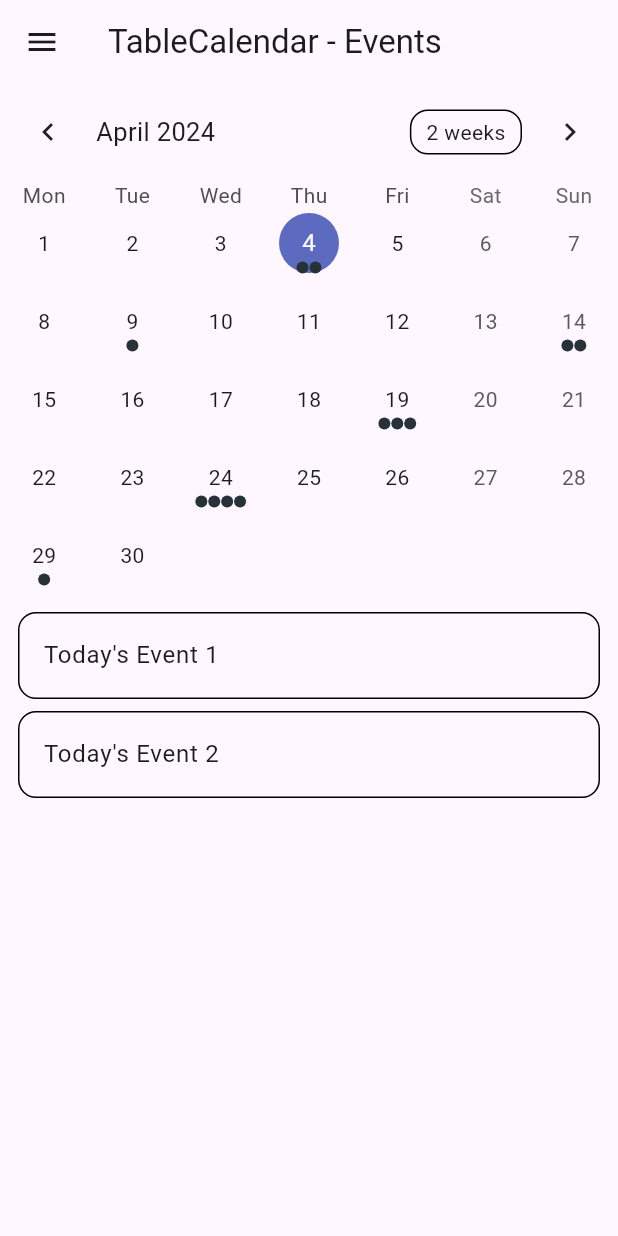
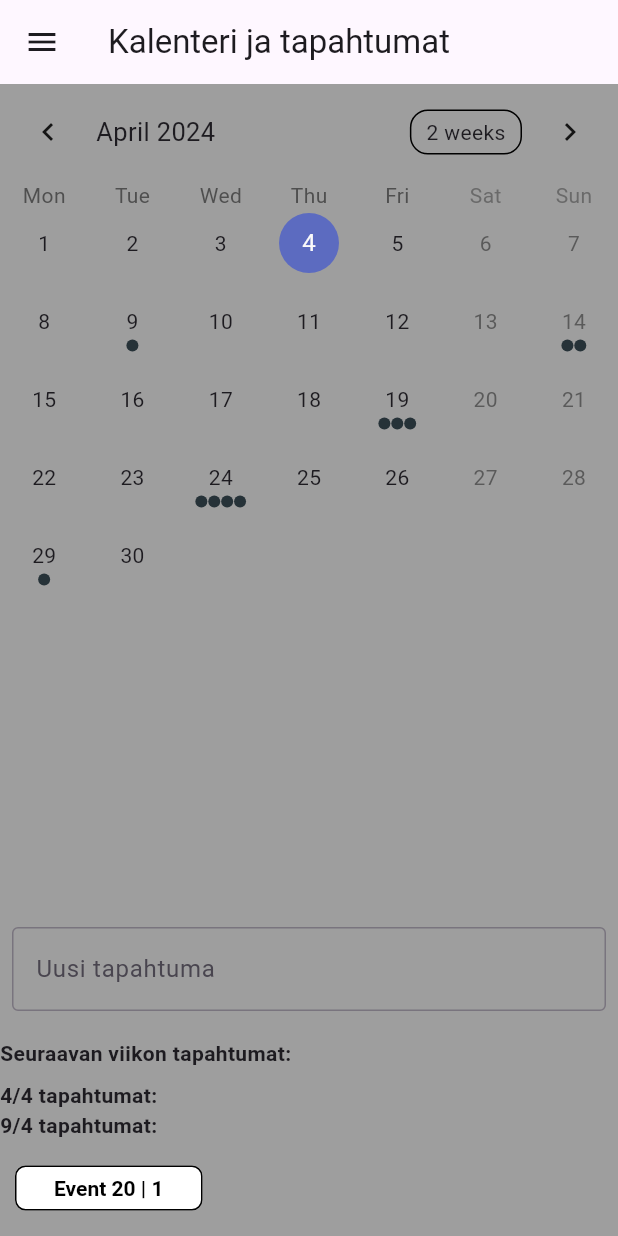
Before and after one commit to LuminaryEventsCalendarApp/CalendarApp, a Flutter app: the screen it shows once a user with an empty profile is signed in, on a phone screen of 412 x 824 dp. Run offline on Flutter 3.47's test engine with Material 3 defaults, Android fonts, the phone set to English and light mode, and no system bars; drawn by our look-alikes of table_calendar; our stand-ins replace firebase_auth, firebase_core, local_auth; missing offline and left inert: dart:html, side_navigation; accounts and stored records are empty.

Commit message:
More merging

```diff
--- a/calendarapp/lib/calendar.dart
+++ b/calendarapp/lib/calendar.dart
@@ -14,6 +14,7 @@ class Calendar extends StatefulWidget {
 }
 
 class _CalendarState extends State<Calendar> {
+  String _enteredText = '';
   late final ValueNotifier<List<Event>> _selectedEvents;
   CalendarFormat _calendarFormat = CalendarFormat.month;
   RangeSelectionMode _rangeSelectionMode = RangeSelectionMode
@@ -97,9 +98,90 @@ class _CalendarState extends State<Calendar> {
 
   @override
   Widget build(BuildContext context) {
+    final List<Widget> nextSevenDaysEvents = [];
+
+    final DateTime nextWeek = kToday.add(const Duration(days: 7));
+    for (int i = 0; i < 7; i++) {
+      final DateTime day = kToday.add(Duration(days: i));
+      if (kEvents.containsKey(day)) {
+        final eventsForDay = kEvents[day]!;
+        nextSevenDaysEvents.add(
+          Text(
+            '${day.day}/${day.month} tapahtumat:',
+            style: TextStyle(fontWeight: FontWeight.bold),
+          ),
+        );
+        for (final event in eventsForDay) {
+          nextSevenDaysEvents.add(
+            Padding(
+              padding: EdgeInsets.symmetric(vertical: 8),
+              child: GestureDetector(
+              onTap: () {
+                showDialog(
+                  context: context,
+                  builder: (BuildContext context) {
+                    return AlertDialog(
+                      title: Text('Tapahtuman tiedot ${day.day}/${day.month}'),
+                      content: Column(
+                        crossAxisAlignment: CrossAxisAlignment.start,
+                        mainAxisSize: MainAxisSize.min,
+                        children: [
+                          Text('Tarvittavat paketit tapahtumaan: ${event.title}'),
+                          SizedBox(height: 16),
+                          Text(
+                            'Paketti',
+                            style: TextStyle(
+                              fontWeight: FontWeight.bold,
+                            ),
+                            ),
+                        ],
+                      ),
+                      actions: <Widget>[
+                        TextButton(
+                          onPressed: () {
+                            Navigator.of(context).pop();
+                          },
+                          child: Text('Sulje'),
+                        ),
+                      ],
+                    );
+                  },
+                );
+              },
+               child: Padding(
+                padding: EdgeInsets.only(left: 10),
+              child: ElevatedButton(
+                onPressed: null,
+                style: ButtonStyle(
+                  minimumSize: MaterialStateProperty.all(Size(125, 30)),
+                  maximumSize: MaterialStateProperty.all(Size(125, 30)),
+                  shape: MaterialStateProperty.all(
+                    RoundedRectangleBorder(
+                      borderRadius: BorderRadius.circular(7),
+                      side: BorderSide(color: Colors.black),
+                    ),
+                  ),
+                  padding: MaterialStateProperty.all(
+                    EdgeInsets.symmetric(vertical: 5, horizontal: 5),
+                    ),
+                  backgroundColor: MaterialStateProperty.all(Colors.white),
+                  textStyle: MaterialStateProperty.all(
+                    TextStyle(
+                      fontWeight: FontWeight.bold,
+                      color: Colors.black),
+                ),
+                ),
+                child: Text(event.title, style: TextStyle(fontWeight: FontWeight.bold,color: Colors.black)),
+              ),
+            ),
+          )));
+        }
+      }
+    }
+
     return Scaffold(
       appBar: AppBar(
-        title: const Text('TableCalendar - Events'),
+        title: const Text('Kalenteri ja tapahtumat'),
       ),
       drawer: Drawer(
         child: ListView(
@@ -124,7 +206,6 @@ class _CalendarState extends State<Calendar> {
                   context,
                   MaterialPageRoute(builder: (context) => Calendar()),
                 );
-                // Add navigation logic for option 1 here
               },
             ),
             ListTile(
@@ -132,9 +213,8 @@ class _CalendarState extends State<Calendar> {
               onTap: () {
                 Navigator.push(
                   context,
-            MaterialPageRoute(builder: (context) => const Inventory()),
+                  MaterialPageRoute(builder: (context) => Inventory()),
                 );
-                // Add navigation logic for option 2 here
               },
             ),
             ListTile(
@@ -145,28 +225,35 @@ class _CalendarState extends State<Calendar> {
                   context,
                   MaterialPageRoute(builder: (context) => const Settings()),
               );
-                // Add navigation logic for option 1 here
               },
             ),
-            // Add more options as needed
           ],
         ),
       ),
+      backgroundColor: Colors.grey,
       body: Column(
+        crossAxisAlignment: CrossAxisAlignment.stretch,
         children: [
-          TableCalendar<Event>(
+          Expanded(
+            child: SingleChildScrollView(
+              child: SizedBox(
+                height: 340,
+                child: TableCalendar<Event>(
                   firstDay: kFirstDay,
                   lastDay: kLastDay,
                   focusedDay: _focusedDay,
-            selectedDayPredicate: (day) => isSameDay(_selectedDay, day),
+                  selectedDayPredicate: (day) {
+                    return isSameDay(_selectedDay, day);
+                  },
                   rangeStartDay: _rangeStart,
                   rangeEndDay: _rangeEnd,
                   calendarFormat: _calendarFormat,
                   rangeSelectionMode: _rangeSelectionMode,
-            eventLoader: _getEventsForDay,
+                  eventLoader: (day) {
+                    return _getEventsForDay(day);
+                  },
                   startingDayOfWeek: StartingDayOfWeek.monday,
                   calendarStyle: const CalendarStyle(
-              // Use `CalendarStyle` to customize the UI
                     outsideDaysVisible: false,
                   ),
                   onDaySelected: _onDaySelected,
@@ -179,38 +266,61 @@ class _CalendarState extends State<Calendar> {
                     }
                   },
                   onPageChanged: (focusedDay) {
+                    setState(() {
                       _focusedDay = focusedDay;
-            },
-          ),
-          const SizedBox(height: 8.0),
-          Expanded(
-            child: ValueListenableBuilder<List<Event>>(
-              valueListenable: _selectedEvents,
-              builder: (context, value, _) {
-                return ListView.builder(
-                  itemCount: value.length,
-                  itemBuilder: (context, index) {
-                    return Container(
-                      margin: const EdgeInsets.symmetric(
-                        horizontal: 12.0,
-                        vertical: 4.0,
-                      ),
-                      decoration: BoxDecoration(
-                        border: Border.all(),
-                        borderRadius: BorderRadius.circular(12.0),
-                      ),
-                      child: ListTile(
-                        onTap: () => print('${value[index]}'),
-                        title: Text('${value[index]}'),
-                      ),
-                    );
-                  },
-                );
+                      _selectedDay = focusedDay; // Update _selectedDay
+                      _selectedEvents.value = _getEventsForDay(focusedDay);
+                    });
                   },
                 ),
               ),
+            ),
+          ),
+          SizedBox(height: 20),
+          Padding(
+            padding: EdgeInsets.symmetric(horizontal: 8, vertical: 10),
+            child: TextField(
+              decoration: InputDecoration(
+                border: OutlineInputBorder(),
+                hintText: 'Uusi tapahtuma',
+              ),
+              onChanged: (value) {
+                setState(() {
+                  _enteredText = value; // Update the entered text
+                });
+              },
+              onSubmitted: (_) {
+                _addEvent(_selectedDay ?? DateTime.now());
+              },
+            ),
+          ),
+          const SizedBox(height: 8.0),
+          Column(
+
+            crossAxisAlignment: CrossAxisAlignment.start,
+            children: [
+               Text(
+                'Seuraavan viikon tapahtumat:',
+                style: TextStyle(fontWeight: FontWeight.bold),
+              ),
+
+              SizedBox(height: 8),
+              ...nextSevenDaysEvents,
+          ],
+          ),
+
         ],
       ),
     );
   }
+
+  void _addEvent(DateTime selectedDate) {
+    if (kEvents.containsKey(selectedDate)) {
+      kEvents[selectedDate]!.add(Event(_enteredText));
+    } else {
+      kEvents[selectedDate] = [Event(_enteredText)];
     }
+
+    setState(() {});
+  }
+}
```
Also changed, not shown: calendarapp/lib/utils.dart (+32 -4 lines). Lines whose indentation alone changed are shown as unchanged.
